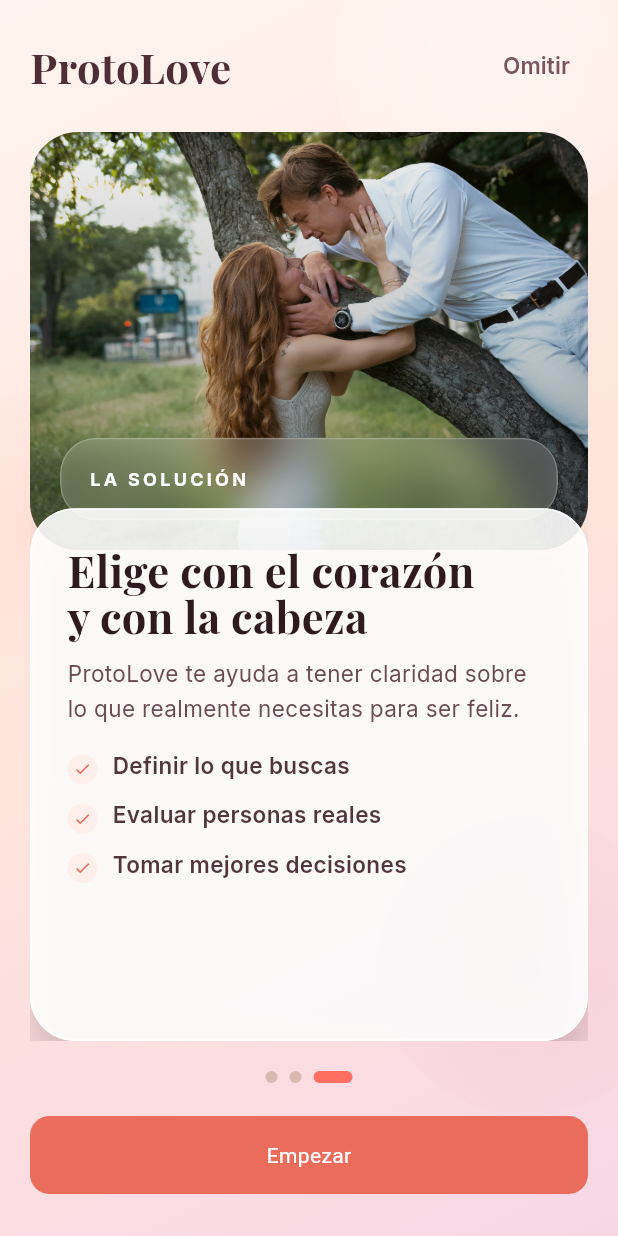
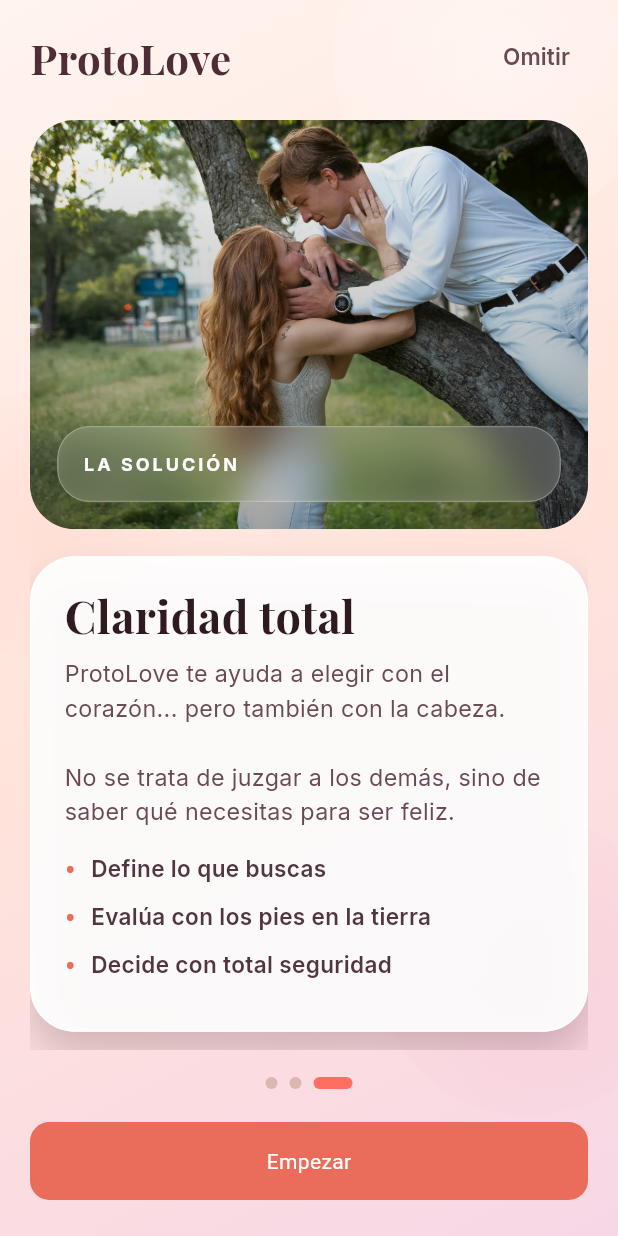
Before and after one commit to Irkitech-dev/protolove-Iritech, a Flutter app: the screen it shows after launch, swiped to page 3, on a phone screen of 412 x 824 dp. Run offline on Flutter 3.47's test engine with Material 3 defaults, Android fonts, the phone set to English and light mode, and no system bars; our stand-ins replace animated_text_kit, flutter_dotenv, google_fonts, local_auth, shared_preferences, supabase_flutter; missing offline and left inert: staggered_grid_view; accounts and stored records are empty.

Commit message:
correcion onboarding

```diff
--- a/lib/screens/onboarding_screen.dart
+++ b/lib/screens/onboarding_screen.dart
@@ -24,7 +24,6 @@ class _OnboardingScreenState extends State<OnboardingScreen> {
 
   int _currentPage = 0;
   bool _isSubmitting = false;
-  bool _didMarkSeen = false;
 
   final List<_OnboardingPageData> _pages = const [
     _OnboardingPageData(
@@ -32,15 +31,15 @@ class _OnboardingScreenState extends State<OnboardingScreen> {
       eyebrow: 'PROTOLOVE',
       title: 'Define tu prototipo\nde pareja',
       description:
-          'Elegir pareja es una de las decisiones más importantes de tu vida.\n\n'
+          'Elegir a tu compañero de vida es una de las decisiones más importantes que tomarás.\n\n'
           'Sin embargo, casi nadie nos enseña cómo hacerlo bien.',
     ),
     _OnboardingPageData(
       imagePath: 'assets/pareja_9.jpg',
       eyebrow: 'EL PROBLEMA',
-      title: 'Muchas personas\neligen a ciegas',
+      title: 'El gran error',
       description:
-          'Por emoción, impulso o miedo a estar solas.\n\n'
+          'Muchas personas eligen a ciegas: por pura emoción, impulso o miedo a la soledad.\n\n'
           'El resultado suele ser:',
       bullets: [
         'Conflictos constantes',
@@ -51,31 +50,36 @@ class _OnboardingScreenState extends State<OnboardingScreen> {
     _OnboardingPageData(
       imagePath: 'assets/pareja_15.jpg',
       eyebrow: 'LA SOLUCIÓN',
-      title: 'Elige con el corazón\ny con la cabeza',
+      title: 'Claridad total',
       description:
-          'ProtoLove te ayuda a tener claridad sobre lo que realmente necesitas para ser feliz.',
+          'ProtoLove te ayuda a elegir con el corazón... pero también con la cabeza.\n\n'
+          'No se trata de juzgar a los demás, sino de saber qué necesitas para ser feliz.',
       bullets: [
-        'Definir lo que buscas',
-        'Evaluar personas reales',
-        'Tomar mejores decisiones',
+        'Define lo que buscas',
+        'Evalúa con los pies en la tierra',
+        'Decide con total seguridad',
       ],
     ),
   ];
 
   @override
-  void initState() {
-    super.initState();
-    WidgetsBinding.instance.addPostFrameCallback((_) async {
-      if (!mounted || _didMarkSeen) return;
-      _didMarkSeen = true;
-      await context.read<AppService>().completeOnboarding();
-    });
-  }
-
-  @override
   void dispose() {
     _pageController.dispose();
     super.dispose();
+  }
+
+  Future<void> _finishOnboarding() async {
+    if (_isSubmitting) return;
+
+    setState(() {
+      _isSubmitting = true;
+    });
+
+    await context.read<AppService>().completeOnboarding();
+
+    if (!mounted) return;
+
+    NavigationService().pushReplacementNamed(SignInUpScreen.routeName);
   }
 
   Future<void> _handleContinue() async {
@@ -89,23 +93,7 @@ class _OnboardingScreenState extends State<OnboardingScreen> {
       return;
     }
 
-    setState(() {
-      _isSubmitting = true;
-    });
-
-    if (!mounted) return;
-
-    NavigationService().pushReplacementNamed(SignInUpScreen.routeName);
-  }
-
-  void _skipOnboarding() {
-    if (_isSubmitting) return;
-
-    setState(() {
-      _isSubmitting = true;
-    });
-
-    NavigationService().pushReplacementNamed(SignInUpScreen.routeName);
+    await _finishOnboarding();
   }
 
   @override
@@ -118,19 +106,26 @@ class _OnboardingScreenState extends State<OnboardingScreen> {
           gradient: LinearGradient(
             begin: Alignment.topLeft,
             end: Alignment.bottomRight,
-            colors: [
-              Color(0xFFFFF4EF),
-              Color(0xFFFFE4DB),
-              Color(0xFFF7D7E6),
-            ],
+            colors: [Color(0xFFFFF4EF), Color(0xFFFFE4DB), Color(0xFFF7D7E6)],
           ),
         ),
         child: Stack(
           children: [
             const _BackgroundOrbs(),
             SafeArea(
-              child: Padding(
-                padding: const EdgeInsets.fromLTRB(20, 20, 20, 28),
+              child: LayoutBuilder(
+                builder: (context, constraints) {
+                  final isSmallHeight = constraints.maxHeight < 650;
+                  final horizontalPadding =
+                      constraints.maxWidth < 360 ? 16.0 : 20.0;
+
+                  return Padding(
+                    padding: EdgeInsets.fromLTRB(
+                      horizontalPadding,
+                      14,
+                      horizontalPadding,
+                      24,
+                    ),
                     child: Column(
                       children: [
                         Row(
@@ -139,32 +134,28 @@ class _OnboardingScreenState extends State<OnboardingScreen> {
                               child: Text(
                                 'ProtoLove',
                                 style: GoogleFonts.playfairDisplay(
-                              fontSize: 28,
+                                  fontSize:
+                                      constraints.maxWidth < 360 ? 24 : 28,
                                   fontWeight: FontWeight.w700,
                                   color: const Color(0xFF4F2D36),
                                 ),
                               ),
                             ),
                             TextButton(
-                          onPressed: _skipOnboarding,
-                          style: TextButton.styleFrom(
-                            foregroundColor: const Color(0xFF7A5560),
-                            padding: const EdgeInsets.symmetric(
-                              horizontal: 12,
-                              vertical: 8,
-                            ),
-                          ),
+                              onPressed:
+                                  _isSubmitting ? null : _finishOnboarding,
                               child: Text(
                                 'Omitir',
                                 style: GoogleFonts.inter(
                                   fontSize: 15,
                                   fontWeight: FontWeight.w600,
+                                  color: const Color(0xFF6A4A54),
                                 ),
                               ),
                             ),
                           ],
                         ),
-                    const SizedBox(height: 20),
+                        SizedBox(height: isSmallHeight ? 10 : 18),
                         Expanded(
                           child: PageView.builder(
                             controller: _pageController,
@@ -180,7 +171,7 @@ class _OnboardingScreenState extends State<OnboardingScreen> {
                             },
                           ),
                         ),
-                    const SizedBox(height: 20),
+                        SizedBox(height: isSmallHeight ? 12 : 18),
                         Row(
                           mainAxisAlignment: MainAxisAlignment.center,
                           children: List.generate(
@@ -200,7 +191,7 @@ class _OnboardingScreenState extends State<OnboardingScreen> {
                             ),
                           ),
                         ),
-                    const SizedBox(height: 22),
+                        SizedBox(height: isSmallHeight ? 14 : 22),
                         PrimaryButton(
                           text:
                               _isSubmitting
@@ -214,6 +205,8 @@ class _OnboardingScreenState extends State<OnboardingScreen> {
                         ),
                       ],
                     ),
+                  );
+                },
               ),
             ),
           ],
@@ -232,60 +225,74 @@ class _OnboardingCard extends StatelessWidget {
   Widget build(BuildContext context) {
     return LayoutBuilder(
       builder: (context, constraints) {
-        final isCompact = constraints.maxHeight < 560;
-        final isNarrow = constraints.maxWidth < 340;
+        final isSmallHeight = constraints.maxHeight < 560;
+        final isNarrow = constraints.maxWidth < 360;
+
         final imageHeight =
             constraints.maxHeight *
-            (isNarrow ? 0.24 : isCompact ? 0.34 : 0.46);
-        final titleSize = isNarrow ? 22.0 : isCompact ? 25.0 : 29.0;
-        final bodySize = isNarrow ? 12.5 : isCompact ? 14.0 : 15.0;
-        final bulletSize = isNarrow ? 13.0 : isCompact ? 14.0 : 15.0;
-        final cardPadding = isNarrow ? 16.0 : isCompact ? 20.0 : 24.0;
-        const overlap = 28.0;
+            (isSmallHeight
+                ? 0.34
+                : isNarrow
+                ? 0.38
+                : 0.44);
 
-        return Stack(
+        final titleSize =
+            isNarrow
+                ? 24.0
+                : isSmallHeight
+                ? 25.0
+                : 30.0;
+        final bodySize =
+            isNarrow
+                ? 13.5
+                : isSmallHeight
+                ? 14.0
+                : 15.5;
+        final bulletSize = isNarrow ? 13.5 : 15.0;
+        final cardPadding = isNarrow ? 16.0 : 22.0;
+
+        return SingleChildScrollView(
+          physics: const BouncingScrollPhysics(),
+          child: ConstrainedBox(
+            constraints: BoxConstraints(minHeight: constraints.maxHeight),
+            child: Column(
               children: [
-            Positioned(
-              left: 0,
-              right: 0,
-              top: 0,
-              height: imageHeight,
-              child: ClipRRect(
-                borderRadius: BorderRadius.circular(32),
+                ClipRRect(
+                  borderRadius: BorderRadius.circular(30),
+                  child: SizedBox(
+                    height: imageHeight.clamp(180, 330),
+                    width: double.infinity,
                     child: Stack(
+                      fit: StackFit.expand,
                       children: [
-                    SizedBox.expand(
-                      child: Image.asset(page.imagePath, fit: BoxFit.cover),
-                    ),
-                    Positioned.fill(
-                      child: DecoratedBox(
+                        Image.asset(page.imagePath, fit: BoxFit.cover),
+                        DecoratedBox(
                           decoration: BoxDecoration(
                             gradient: LinearGradient(
                               begin: Alignment.topCenter,
                               end: Alignment.bottomCenter,
                               colors: [
-                              Colors.black.withValues(alpha: 0.06),
-                              Colors.black.withValues(alpha: 0.36),
+                                Colors.black.withOpacity(0.05),
+                                Colors.black.withOpacity(0.36),
                               ],
                             ),
                           ),
                         ),
-                    ),
                         Positioned(
-                      left: 20,
-                      right: 20,
-                      bottom: 20,
+                          left: 18,
+                          right: 18,
+                          bottom: 18,
                           child: ClipRRect(
-                        borderRadius: BorderRadius.circular(24),
+                            borderRadius: BorderRadius.circular(22),
                             child: BackdropFilter(
                               filter: ImageFilter.blur(sigmaX: 12, sigmaY: 12),
                               child: Container(
-                            padding: const EdgeInsets.all(18),
+                                padding: const EdgeInsets.all(16),
                                 decoration: BoxDecoration(
-                              color: Colors.white.withValues(alpha: 0.16),
-                              borderRadius: BorderRadius.circular(24),
+                                  color: Colors.white.withOpacity(0.16),
+                                  borderRadius: BorderRadius.circular(22),
                                   border: Border.all(
-                                color: Colors.white.withValues(alpha: 0.22),
+                                    color: Colors.white.withOpacity(0.22),
                                   ),
                                 ),
                                 child: Text(
@@ -293,7 +300,7 @@ class _OnboardingCard extends StatelessWidget {
                                   style: GoogleFonts.inter(
                                     fontSize: 12,
                                     fontWeight: FontWeight.w700,
-                                letterSpacing: 2.2,
+                                    letterSpacing: 2,
                                     color: Colors.white,
                                   ),
                                 ),
@@ -305,40 +312,22 @@ class _OnboardingCard extends StatelessWidget {
                     ),
                   ),
                 ),
-            Positioned(
-              left: 0,
-              right: 0,
-              top: imageHeight - overlap,
-              bottom: 0,
-              child: Container(
+                const SizedBox(height: 18),
+                Container(
                   width: double.infinity,
-                padding: EdgeInsets.fromLTRB(
-                  cardPadding,
-                  cardPadding,
-                  cardPadding,
-                  cardPadding,
-                ),
+                  padding: EdgeInsets.all(cardPadding),
                   decoration: BoxDecoration(
-                  color: Colors.white.withValues(alpha: 0.9),
+                    color: Colors.white.withOpacity(0.92),
                     borderRadius: BorderRadius.circular(30),
-                  border: Border.all(
-                    color: Colors.white.withValues(alpha: 0.8),
-                  ),
-                  boxShadow: [
+                    border: Border.all(color: Colors.white.withOpacity(0.8)),
+                    boxShadow: const [
                       BoxShadow(
-                      color: const Color(0x332B0B11),
+                        color: Color(0x332B0B11),
                         blurRadius: 24,
-                      offset: const Offset(0, 16),
+                        offset: Offset(0, 16),
                       ),
                     ],
                   ),
-                child: LayoutBuilder(
-                  builder: (context, cardConstraints) {
-                    return FittedBox(
-                      alignment: Alignment.topLeft,
-                      fit: BoxFit.scaleDown,
-                      child: SizedBox(
-                        width: cardConstraints.maxWidth,
                   child: Column(
                     crossAxisAlignment: CrossAxisAlignment.start,
                     children: [
@@ -348,61 +337,35 @@ class _OnboardingCard extends StatelessWidget {
                           fontSize: titleSize,
                           height: 1.08,
                           fontWeight: FontWeight.w700,
-                                color: const Color(0xFF2F1A21),
+                          color: Color(0xFF2F1A21),
                         ),
                       ),
-                            SizedBox(
-                              height: isNarrow ? 8 : isCompact ? 10 : 12,
-                            ),
+                      const SizedBox(height: 12),
                       Text(
                         page.description,
                         style: GoogleFonts.inter(
                           fontSize: bodySize,
-                                height: 1.55,
-                                color: const Color(0xFF6A4A54),
+                          height: 1.5,
+                          color: Color(0xFF6A4A54),
                         ),
                       ),
                       if (page.bullets.isNotEmpty) ...[
-                              SizedBox(
-                                height: isNarrow ? 10 : isCompact ? 12 : 16,
-                              ),
+                        const SizedBox(height: 16),
                         ...page.bullets.map(
                           (bullet) => Padding(
-                                  padding: EdgeInsets.only(
-                                    bottom:
-                                        isNarrow ? 6 : isCompact ? 8 : 10,
-                                  ),
+                            padding: const EdgeInsets.only(bottom: 10),
                             child: Row(
-                                    crossAxisAlignment:
-                                        CrossAxisAlignment.start,
+                              crossAxisAlignment: CrossAxisAlignment.start,
                               children: [
-                                      Container(
-                                        margin: const EdgeInsets.only(top: 3),
-                                        height:
-                                            isNarrow
-                                                ? 16
-                                                : isCompact
-                                                ? 18
-                                                : 20,
-                                        width:
-                                            isNarrow
-                                                ? 16
-                                                : isCompact
-                                                ? 18
-                                                : 20,
-                                        decoration: const BoxDecoration(
-                                          color: Color(0xFFFFEFEA),
-                                          shape: BoxShape.circle,
-                                        ),
-                                        child: const Icon(
-                                          Icons.check,
-                                          size: 12,
+                                const Text(
+                                  '•',
+                                  style: TextStyle(
+                                    fontSize: 22,
+                                    height: 1,
                                     color: Color(0xFFEA6D5C),
                                   ),
                                 ),
-                                      SizedBox(
-                                        width: isNarrow ? 8 : isCompact ? 8 : 10,
-                                      ),
+                                const SizedBox(width: 10),
                                 Expanded(
                                   child: Text(
                                     bullet,
@@ -421,12 +384,9 @@ class _OnboardingCard extends StatelessWidget {
                     ],
                   ),
                 ),
-                    );
-                  },
+              ],
             ),
           ),
-            ),
-          ],
         );
       },
     );
@@ -438,14 +398,14 @@ class _BackgroundOrbs extends StatelessWidget {
 
   @override
   Widget build(BuildContext context) {
-    return Stack(
+    return const Stack(
       children: [
         Positioned(
           top: -70,
           right: -30,
           child: _Orb(
             size: 220,
-            colors: const [Color(0x66FFFFFF), Color(0x22FFFFFF)],
+            colors: [Color(0x66FFFFFF), Color(0x22FFFFFF)],
           ),
         ),
         Positioned(
@@ -453,7 +413,7 @@ class _BackgroundOrbs extends StatelessWidget {
           left: -60,
           child: _Orb(
             size: 180,
-            colors: const [Color(0x66FFD2C7), Color(0x11FFD2C7)],
+            colors: [Color(0x66FFD2C7), Color(0x11FFD2C7)],
           ),
         ),
         Positioned(
@@ -461,7 +421,7 @@ class _BackgroundOrbs extends StatelessWidget {
           right: -40,
           child: _Orb(
             size: 200,
-            colors: const [Color(0x44F3B4C7), Color(0x10F3B4C7)],
+            colors: [Color(0x44F3B4C7), Color(0x10F3B4C7)],
           ),
         ),
       ],
```
Also changed, not shown: 1 other file. Lines whose indentation alone changed are shown as unchanged.
